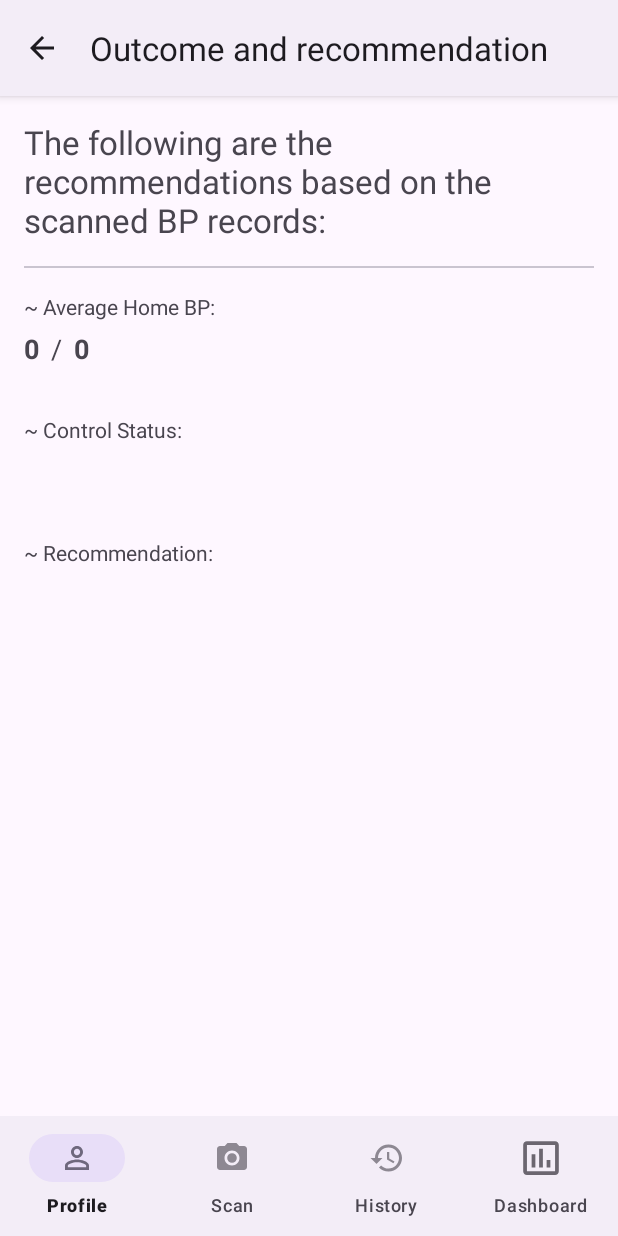
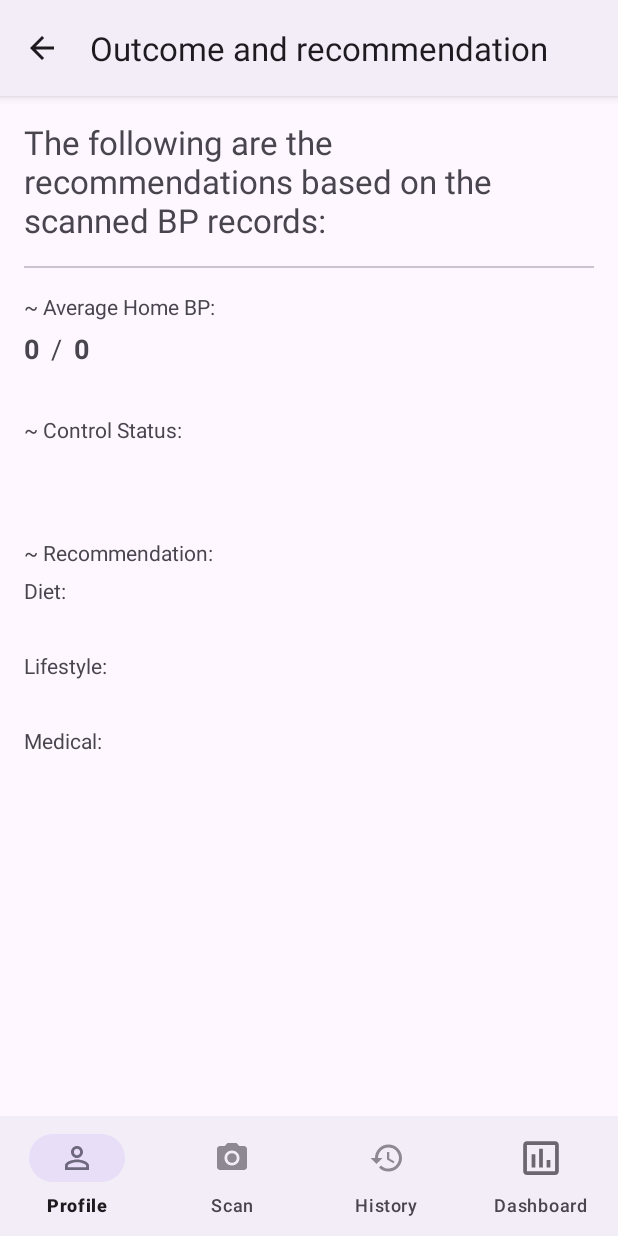
Before and after one commit to TylerKuick/FYPJ_P1, an Android app: the RecommendationActivity screen opened directly, with no data from a screen before it, on a phone screen of 412 x 824 dp. Run offline under Robolectric (Android 15) with nearby library versions, the phone set to English and light mode, and no system bars; our stand-ins replace Firebase (no records; nobody signed in at launch, a user with empty details on screens opened directly), sdp/ssp sizes; libraries missing offline, so code that uses them is left out: aws.smithy.kotlin; 6 statements that could not run were skipped.

Commit message:
Update Recommendation UI

```diff
--- a/app/src/main/java/com/singhealth/enhance/activities/result/RecommendationActivity.kt
+++ b/app/src/main/java/com/singhealth/enhance/activities/result/RecommendationActivity.kt
@@ -143,7 +143,10 @@ class RecommendationActivity : AppCompatActivity() {
                                 binding.bpStage.text = "(${bpStage})"
                                 binding.controlStatusTV.text = showControlStatus(documents, patientAge, null)
                             }
-                            binding.recommendationTV.text = showRecommendation(bpStage)
+                            var recoList = showRecommendation(bpStage)
+                            binding.dietTV.text = recoList[0]
+                            binding.lifestyleTV.text = recoList[1]
+                            binding.medTV.text = recoList[2]
                         }
                 }
             }
--- a/app/src/main/res/layout/activity_recommendation.xml
+++ b/app/src/main/res/layout/activity_recommendation.xml
@@ -33,7 +33,7 @@
             android:layout_width="match_parent"
             android:layout_height="wrap_content"
             android:layout_marginBottom="6dp"
-            android:text="~ Average Home BP:" />
+            android:text="@string/average_home_bp" />
 
         <LinearLayout
             android:layout_width="match_parent"
@@ -52,7 +52,7 @@
                 android:layout_width="wrap_content"
                 android:layout_height="wrap_content"
                 android:layout_marginHorizontal="8dp"
-                android:text="/"
+                android:text="@string/bpDivider"
                 android:textSize="18sp" />
 
             <TextView
@@ -76,7 +76,7 @@
             android:layout_width="match_parent"
             android:layout_height="wrap_content"
             android:layout_marginBottom="6dp"
-            android:text="~ Control Status:" />
+            android:text="@string/control_status" />
 
         <TextView
             android:id="@+id/controlStatusTV"
@@ -90,22 +90,39 @@
             android:layout_width="match_parent"
             android:layout_height="wrap_content"
             android:layout_marginBottom="6dp"
-            android:text="~ Recommendation:" />
+            android:text="@string/recommendation" />
 
         <TextView
-            android:id="@+id/recommendationTV"
+            android:layout_width="match_parent"
+            android:layout_height="wrap_content"
+            android:layout_marginBottom="6dp"
+            android:text="@string/diet" />
+        <TextView
+            android:id="@+id/dietTV"
             android:layout_width="wrap_content"
             android:layout_height="wrap_content"
             android:textSize="18sp"
             android:textStyle="bold" />
+
         <TextView
-            android:id="@+id/recommendationTV"
+            android:layout_width="match_parent"
+            android:layout_height="wrap_content"
+            android:layout_marginBottom="6dp"
+            android:text="@string/lifestyle" />
+        <TextView
+            android:id="@+id/lifestyleTV"
             android:layout_width="wrap_content"
             android:layout_height="wrap_content"
             android:textSize="18sp"
             android:textStyle="bold" />
+
         <TextView
-            android:id="@+id/recommendationTV"
+            android:layout_width="match_parent"
+            android:layout_height="wrap_content"
+            android:layout_marginBottom="6dp"
+            android:text="@string/medical" />
+        <TextView
+            android:id="@+id/medTV"
             android:layout_width="wrap_content"
             android:layout_height="wrap_content"
             android:textSize="18sp"
--- a/app/src/main/res/values/strings.xml
+++ b/app/src/main/res/values/strings.xml
@@ -35,4 +35,11 @@
 
     <string name="dialog_positive_ok">OK</string>
     <string name="bp_stage">BP Stage</string>
+    <string name="medical">Medical:</string>
+    <string name="lifestyle">Lifestyle:</string>
+    <string name="diet">Diet:</string>
+    <string name="recommendation">~ Recommendation:</string>
+    <string name="control_status">~ Control Status:</string>
+    <string name="bpDivider">/</string>
+    <string name="average_home_bp">~ Average Home BP:</string>
 </resources>
```
Also changed, not shown: app/src/main/java/com/singhealth/enhance/activities/diagnosis/DiagnosePatient.kt (+17 -23 lines).
